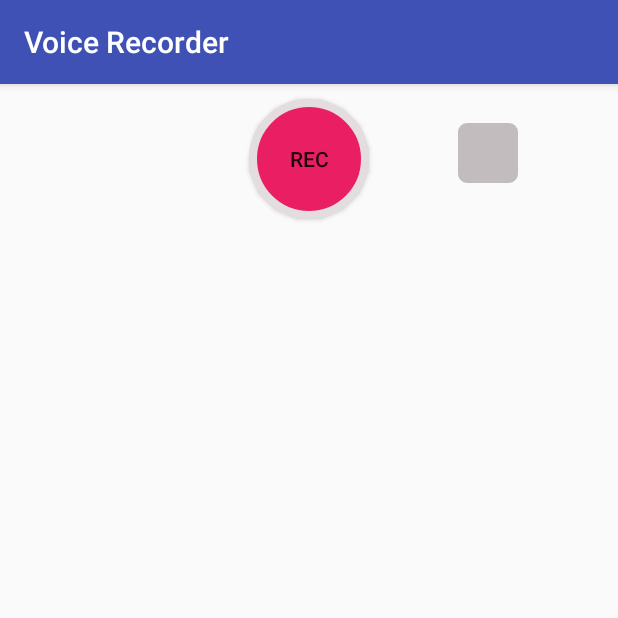
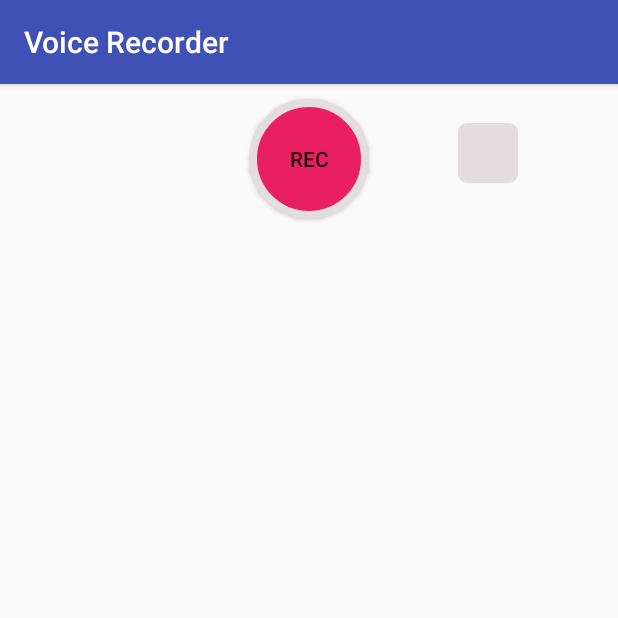
Before and after one commit to naaderi/Voice_Recorder, an Android app: the screen it shows after launch (MainActivity), on a phone screen of 412 x 824 dp, the top half of it. Run offline under Robolectric (Android 15) with nearby library versions, the phone set to English and light mode, and no system bars.

Commit message:
Add light_gray color to color folder and assign it to stop button

```diff
--- a/app/src/main/res/drawable/record_button_enable.xml
+++ b/app/src/main/res/drawable/record_button_enable.xml
@@ -2,7 +2,7 @@
 <selector xmlns:android="http://schemas.android.com/apk/res/android">
     <item>
         <shape android:shape="oval">
-            <stroke android:color="#e4dde0" android:width="5dp" />
+            <stroke android:color="@color/light_gray" android:width="5dp" />
             <solid android:color="@color/red_record_button"/>
             <size android:width="50dp" android:height="50dp"/>
         </shape>
--- a/app/src/main/res/drawable/stop_record_button_not_enable.xml
+++ b/app/src/main/res/drawable/stop_record_button_not_enable.xml
@@ -1,10 +1,10 @@
 <?xml version="1.0" encoding="utf-8"?>
 <shape xmlns:android="http://schemas.android.com/apk/res/android"
     android:shape="rectangle">
-    <solid android:color="@color/gray_record_button" />
+    <solid android:color="@color/light_gray" />
     <stroke
         android:width="4dp"
-        android:color="@color/gray_record_button" />
+        android:color="@color/light_gray" />
     <corners android:radius="4dp" />
 
 </shape>
--- a/app/src/main/res/values/colors.xml
+++ b/app/src/main/res/values/colors.xml
@@ -5,11 +5,11 @@
     <color name="colorAccent">#FF4081</color>
     <color name="background_bottom">#c5eae5</color>
     <color name="background_top">#59a99e</color>
-
     <color name="red_record_button">#E91E63</color>
     <color name="gray_record_button">#c2bcbf</color>
     <color name="gray_not_enable_button">#aba5a8</color>
     <color name="gray_pause_button">#4e4b4c</color>
     <color name="purple">#AD1457</color>
+    <color name="light_gray">#e4dde0</color>
 
 </resources>
```
